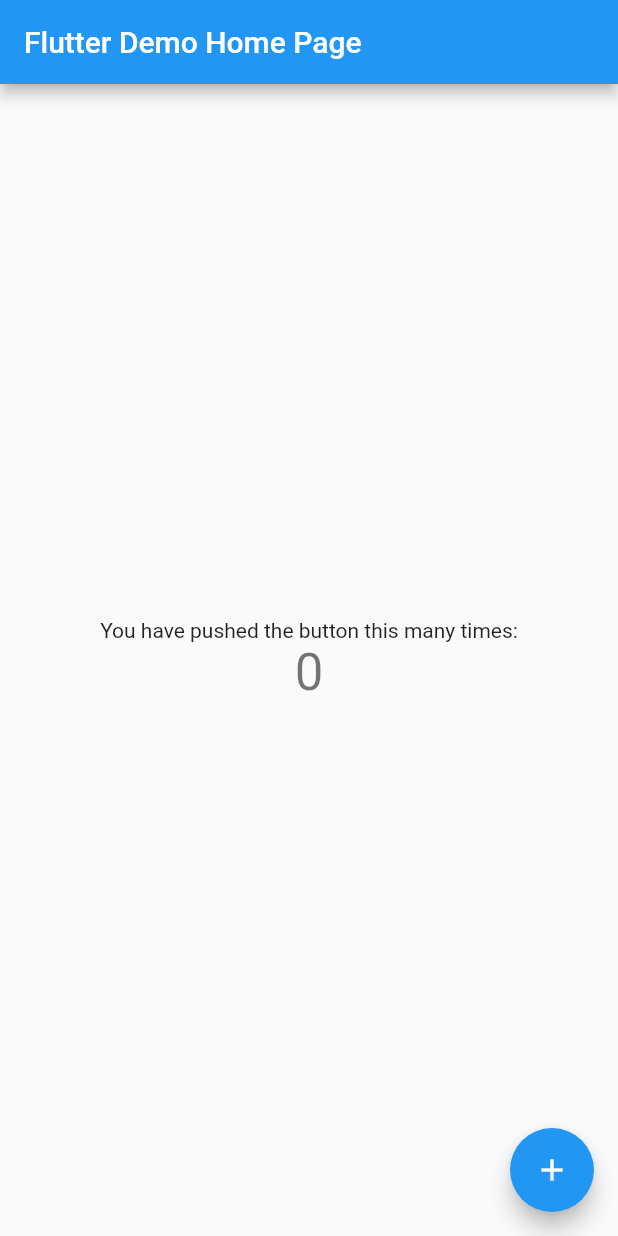
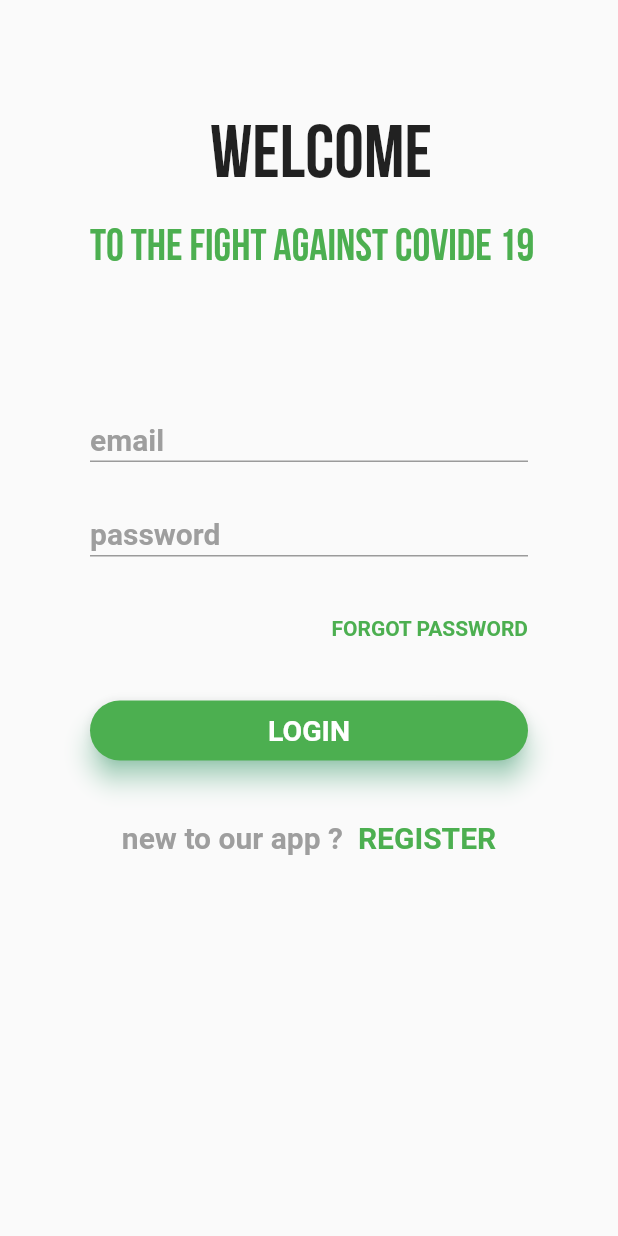
Before and after one commit to Kaiserb11/covid_symptom_app, a Flutter app: the screen it shows after launch, on a phone screen of 412 x 824 dp. Run offline on Flutter 3.47's test engine with Material 2 defaults, Android fonts, the phone set to English and light mode, and no system bars; Roboto replaces fonts that are missing (Montserrat).

Commit message:
finished login and signup ui

```diff
--- a/lib/main.dart
+++ b/lib/main.dart
@@ -1,4 +1,5 @@
 import 'package:flutter/material.dart';
+import 'package:covid_symptom_app/pages/login.dart';
 
 void main() {
   runApp(MyApp());
@@ -9,109 +10,9 @@ class MyApp extends StatelessWidget {
   @override
   Widget build(BuildContext context) {
     return MaterialApp(
-      title: 'Flutter Demo',
-      theme: ThemeData(
-        // This is the theme of your application.
-        //
-        // Try running your application with "flutter run". You'll see the
-        // application has a blue toolbar. Then, without quitting the app, try
-        // changing the primarySwatch below to Colors.green and then invoke
-        // "hot reload" (press "r" in the console where you ran "flutter run",
-        // or simply save your changes to "hot reload" in a Flutter IDE).
-        // Notice that the counter didn't reset back to zero; the application
-        // is not restarted.
-        primarySwatch: Colors.blue,
-        // This makes the visual density adapt to the platform that you run
-        // the app on. For desktop platforms, the controls will be smaller and
-        // closer together (more dense) than on mobile platforms.
-        visualDensity: VisualDensity.adaptivePlatformDensity,
-      ),
-      home: MyHomePage(title: 'Flutter Demo Home Page'),
+      title: 'covid symptom app',
+      debugShowCheckedModeBanner: false,
+      home: LoginPage(),
     );
   }
 }
-
-class MyHomePage extends StatefulWidget {
-  MyHomePage({Key key, this.title}) : super(key: key);
-
-  // This widget is the home page of your application. It is stateful, meaning
-  // that it has a State object (defined below) that contains fields that affect
-  // how it looks.
-
-  // This class is the configuration for the state. It holds the values (in this
-  // case the title) provided by the parent (in this case the App widget) and
-  // used by the build method of the State. Fields in a Widget subclass are
-  // always marked "final".
-
-  final String title;
-
-  @override
-  _MyHomePageState createState() => _MyHomePageState();
-}
-
-class _MyHomePageState extends State<MyHomePage> {
-  int _counter = 0;
-
-  void _incrementCounter() {
-    setState(() {
-      // This call to setState tells the Flutter framework that something has
-      // changed in this State, which causes it to rerun the build method below
-      // so that the display can reflect the updated values. If we changed
-      // _counter without calling setState(), then the build method would not be
-      // called again, and so nothing would appear to happen.
-      _counter++;
-    });
-  }
-
-  @override
-  Widget build(BuildContext context) {
-    // This method is rerun every time setState is called, for instance as done
-    // by the _incrementCounter method above.
-    //
-    // The Flutter framework has been optimized to make rerunning build methods
-    // fast, so that you can just rebuild anything that needs updating rather
-    // than having to individually change instances of widgets.
-    return Scaffold(
-      appBar: AppBar(
-        // Here we take the value from the MyHomePage object that was created by
-        // the App.build method, and use it to set our appbar title.
-        title: Text(widget.title),
-      ),
-      body: Center(
-        // Center is a layout widget. It takes a single child and positions it
-        // in the middle of the parent.
-        child: Column(
-          // Column is also a layout widget. It takes a list of children and
-          // arranges them vertically. By default, it sizes itself to fit its
-          // children horizontally, and tries to be as tall as its parent.
-          //
-          // Invoke "debug painting" (press "p" in the console, choose the
-          // "Toggle Debug Paint" action from the Flutter Inspector in Android
-          // Studio, or the "Toggle Debug Paint" command in Visual Studio Code)
-          // to see the wireframe for each widget.
-          //
-          // Column has various properties to control how it sizes itself and
-          // how it positions its children. Here we use mainAxisAlignment to
-          // center the children vertically; the main axis here is the vertical
-          // axis because Columns are vertical (the cross axis would be
-          // horizontal).
-          mainAxisAlignment: MainAxisAlignment.center,
-          children: <Widget>[
-            Text(
-              'You have pushed the button this many times:',
-            ),
-            Text(
-              '$_counter',
-              style: Theme.of(context).textTheme.headline4,
-            ),
-          ],
-        ),
-      ),
-      floatingActionButton: FloatingActionButton(
-        onPressed: _incrementCounter,
-        tooltip: 'Increment',
-        child: Icon(Icons.add),
-      ), // This trailing comma makes auto-formatting nicer for build methods.
-    );
-  }
-}
--- /dev/null
+++ b/lib/pages/login.dart
@@ -0,0 +1,156 @@
+import 'package:flutter/material.dart';
+import 'package:flutter/services.dart';
+import 'package:covid_symptom_app/pages/signup.dart';
+
+class LoginPage extends StatefulWidget {
+  @override
+  _LoginPageState createState() => _LoginPageState();
+}
+
+class _LoginPageState extends State<LoginPage>{
+  @override
+  Widget build(BuildContext context) {
+    return Scaffold(
+      resizeToAvoidBottomPadding: false,
+      body: Column(
+        crossAxisAlignment: CrossAxisAlignment.start,
+        children: <Widget>[
+          Container(
+            child: Stack(children: <Widget>[
+              Container(
+                padding: EdgeInsets.fromLTRB(140, 80, 0, 0),
+                child: Text("welcome",
+                  style: TextStyle(
+                    fontFamily: 'bebas',
+                    fontSize: 50,
+                    fontWeight: FontWeight.bold
+                  ),),
+              ),
+              Container(
+                padding: EdgeInsets.fromLTRB(60, 150, 0, 0),
+                child:  Text(
+                  "to the fight against covide 19",
+                    style: TextStyle(
+                      fontFamily: 'bebas',
+                      fontSize: 30,
+                      fontWeight: FontWeight.bold,
+                      color: Colors.green
+                    ),
+                ),
+              )
+            ],),
+          ),
+          Container(
+            padding: EdgeInsets.fromLTRB(60, 80, 60, 0),
+            child: Column(children: <Widget>[
+              TextField(
+                decoration: InputDecoration(
+                  contentPadding: EdgeInsets.only(top: 18),
+                  hintText: 'email',
+                  hintStyle: TextStyle(
+                    fontSize: 20,
+                    fontFamily: 'Montserrat',
+                    fontWeight: FontWeight.bold,
+                    color: Colors.grey
+                  ),
+                  focusedBorder: UnderlineInputBorder(
+                    borderSide: BorderSide(color: Colors.green)
+                  )
+                ),
+              ),
+              SizedBox(height:15),
+              TextField(
+                decoration: InputDecoration(
+                  contentPadding: EdgeInsets.only(top: 18),
+                  hintText: 'password',
+                  hintStyle: TextStyle(
+                    fontSize: 20,
+                    fontFamily: 'Montserrat',
+                    fontWeight: FontWeight.bold,
+                    color: Colors.grey
+                  ),
+                  focusedBorder: UnderlineInputBorder(
+                    borderSide: BorderSide(color: Colors.green)
+                  )
+                ),
+                obscureText: true,
+              ),
+              SizedBox(height: 15,),
+              Container(
+                alignment: Alignment(1.0, 0.0),
+                padding: EdgeInsets.only(top: 25, left: 20),
+                child: InkWell(
+                  child: Text(
+                    "FORGOT PASSWORD",
+                    style: TextStyle(
+                      color: Colors.green,
+                      fontFamily: 'Montserrat',
+                      fontWeight: FontWeight.bold,
+                    ),
+                  ),
+                ),
+              ),
+              SizedBox(height: 40.0),
+                    Container(
+                      height: 40.0,
+                      child: Material(
+                        borderRadius: BorderRadius.circular(20.0),
+                        shadowColor: Colors.greenAccent,
+                        color: Colors.green,
+                        elevation: 7.0,
+                        child: GestureDetector(
+                          onTap: () {},
+                          child: Center(
+                            child: Text(
+                              'LOGIN',
+                              style: TextStyle(
+                                  fontSize: 19,
+                                  color: Colors.white,
+                                  fontWeight: FontWeight.bold,
+                                  fontFamily: 'Montserrat'),
+                            ),
+                          ),
+                        ),
+                      ),
+                    ),
+              SizedBox(height: 40,),
+              Row(
+                mainAxisAlignment: MainAxisAlignment.center,
+                children: <Widget>[
+                  Text(
+                    "new to our app ?",
+                    style: TextStyle(
+                      fontFamily: 'Montserrat',
+                      fontWeight: FontWeight.bold,
+                      color: Colors.grey,
+                      fontSize: 20, ),
+                  ),
+                  SizedBox(width: 10,),
+                  InkWell(
+                    onTap: (){
+                      Navigator.push(
+                        context,
+                        MaterialPageRoute(builder: (context) => SignupPage()),
+                      );
+                      },
+                    child: Text(
+                      'REGISTER',
+                      style: TextStyle(
+                        fontSize: 20,
+                        color: Colors.green,
+                        fontFamily: 'Montserrat',
+                        fontWeight: FontWeight.bold,
+
+                      ),
+                    )
+                  )
+              ],
+              )
+            ],
+            ),
+          )
+        ],
+      )
+    );
+  }
+}
```
Also changed, not shown: lib/pages/signup.dart (added, +138 -0 lines), pubspec.yaml (+11 -7 lines), assets/bebas_bold.otf (added), assets/bebas_regular.otf (added), assets/poppins_bold.ttf (added), assets/poppins_regular.ttf (added), assets/virus_icon.png (added).
